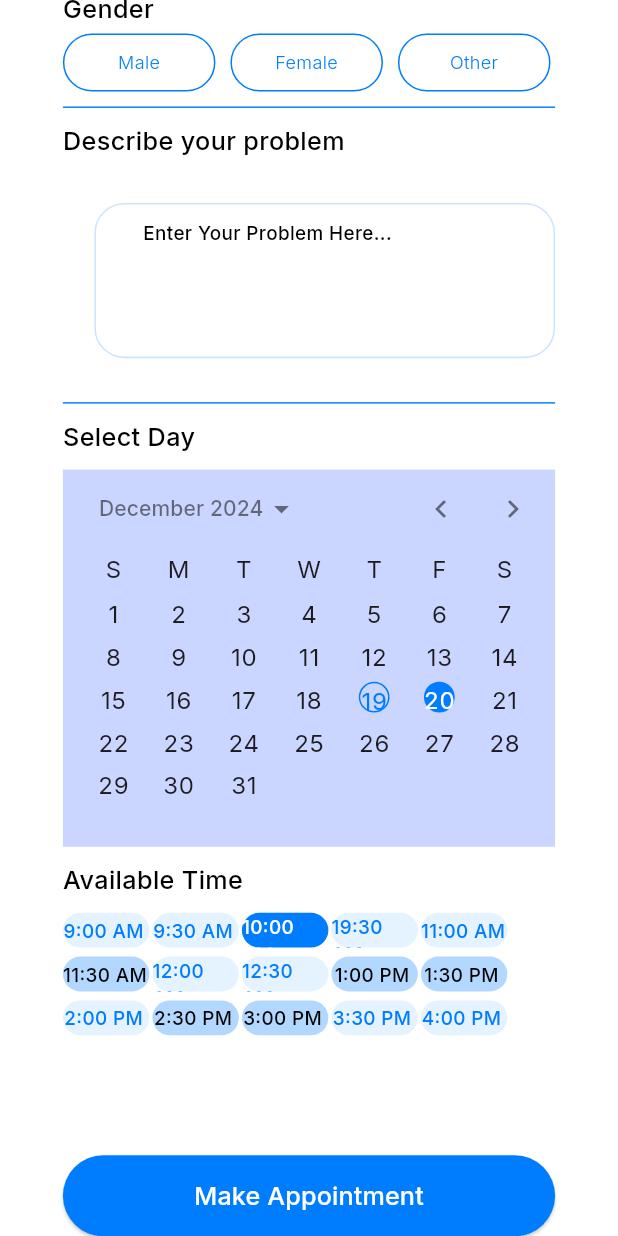
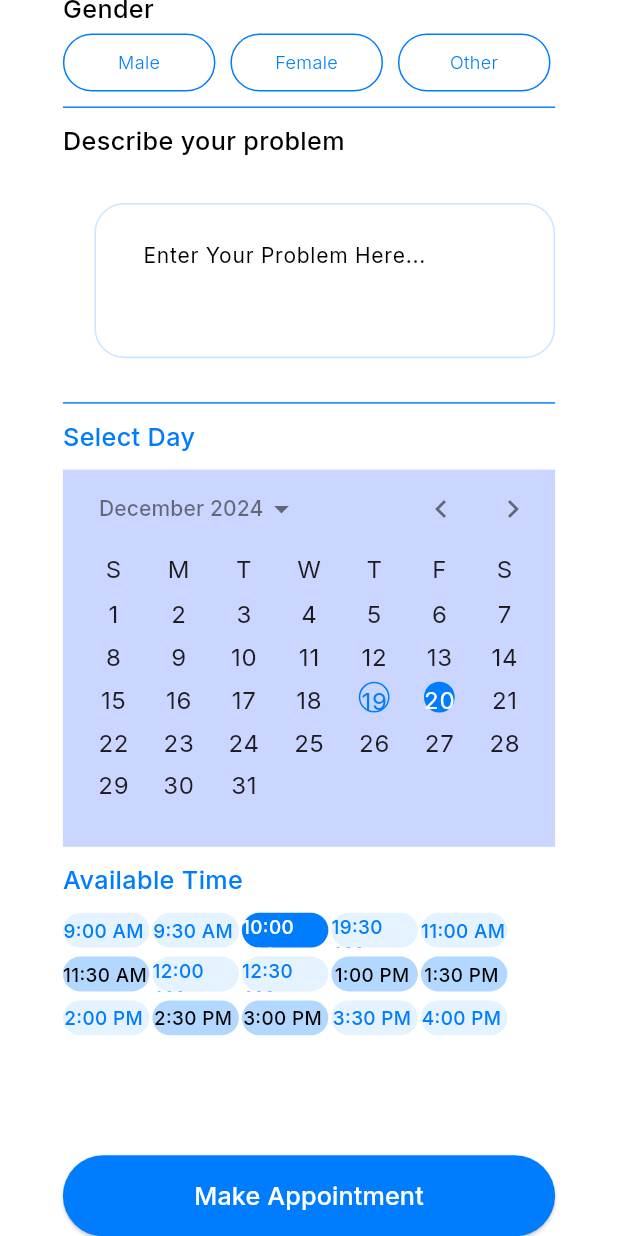
Before and after one commit to safaanwar1122/appointment_app, a Flutter app: the BookAppointmentScreen screen opened directly, scrolled down 909 dp, on a phone screen of 412 x 824 dp. Run offline on Flutter 3.47's test engine with Material 3 defaults, Android fonts, the phone set to English and light mode, and no system bars; drawn by our look-alikes of calendar_date_picker2; our stand-ins replace dotted_line, flutter_screenutil, flutter_svg, get, google_fonts; missing offline and left inert: rich_readmore.

Commit message:
14 commit

```diff
--- /dev/null
+++ b/lib/controllers/text_field_provider.dart
@@ -0,0 +1,10 @@
+import 'package:flutter/material.dart';
+
+class TextFieldProvider extends ChangeNotifier{
+  String userInput="";
+  void updateInput(String value)
+  {
+    userInput=value;
+    notifyListeners();
+  }
+}
--- a/lib/screen/book_appointment_screen.dart
+++ b/lib/screen/book_appointment_screen.dart
@@ -1,6 +1,8 @@
+import 'package:appointment_app/controllers/text_field_provider.dart';
 import 'package:appointment_app/screen/appointmnet_successful_screen.dart';
 import 'package:appointment_app/utils/app_images.dart';
 import 'package:appointment_app/widgets/custom_button.dart';
+import 'package:appointment_app/widgets/custom_text_field.dart';
 import 'package:calendar_date_picker2/calendar_date_picker2.dart';
 import 'package:flutter/material.dart';
 import 'package:flutter_screenutil/flutter_screenutil.dart';
@@ -23,6 +25,7 @@ class BookAppointmentScreen extends StatefulWidget {
 
 class _BookAppointmentScreenState extends State<BookAppointmentScreen> {
   var containerColorProvider;
+  final TextEditingController controller=TextEditingController();
   List<DateTime?> _singleDatePickerValueWithDefaultValue=[
     DateTime.now().add(const Duration(days: 1)),
   ];
@@ -309,7 +312,8 @@ class _BookAppointmentScreenState extends State<BookAppointmentScreen> {
                     fontSize: 16,
                     color: AppColors.black),
                 verticalSpacer(10),
-                Padding(
+                ChangeNotifierProvider(create: (_)=>TextFieldProvider(),
+                child: Padding(
                   padding: EdgeInsets.only(left: 20.w, top: 20.h, bottom: 20.h),
                   child: Container(
                     width: 315.w,
@@ -327,14 +331,34 @@ class _BookAppointmentScreenState extends State<BookAppointmentScreen> {
                         horizontal: 30.w,
                         vertical: 10.h,
                       ),
-                      child: customText(
-                          text: 'Enter Your Problem Here...',
-                          fontWeight: FontWeight.w500,
-                          fontSize: 12,
-                          color: AppColors.black),
+                      child: Consumer<TextFieldProvider>(
+
+                          builder: (context,textFieldProvider,child){
+                            return TextFormField(
+                                controller: controller,
+
+
+                                style: const TextStyle(
+                                decoration: TextDecoration.none,
+                                fontSize: 14,
+                                color: AppColors.black,
+                            ),
+                            decoration: const InputDecoration(
+                            hintText: "Enter Your Problem Here...",
+                            hintStyle: TextStyle(
+                            fontSize: 14,
+                            color: AppColors.black,
+                            ),
+                            border: InputBorder.none,
+                            contentPadding: EdgeInsets.zero,
+                            ));
+
+                          })
                     ),
                   ),
                 ),
+                ),
+
                 verticalSpacer(10),
                 Container(
                   width: double.infinity,
@@ -346,7 +370,7 @@ class _BookAppointmentScreenState extends State<BookAppointmentScreen> {
                     text: 'Select Day',
                     fontWeight: FontWeight.w500,
                     fontSize: 16,
-                    color: AppColors.black),
+                    color: AppColors.blue),
                 verticalSpacer(10),
                 Container(
                   width: 407.w,
@@ -366,7 +390,7 @@ class _BookAppointmentScreenState extends State<BookAppointmentScreen> {
                     text: 'Available Time',
                     fontWeight: FontWeight.w500,
                     fontSize: 16,
-                    color: AppColors.black),
+                    color: AppColors.blue),
                 verticalSpacer(10),
               availableTime(time: '', ),
 
@@ -377,7 +401,8 @@ class _BookAppointmentScreenState extends State<BookAppointmentScreen> {
                       Get.to(() => const AppointmentSuccessfulScreen());
                     },
                     buttonColor: AppColors.blue,
-                    textColor: AppColors.white)
+                    textColor: AppColors.white),
+                verticalSpacer(50),
               ],
             ),
           ),
--- a/lib/utils/providers_path.dart
+++ b/lib/utils/providers_path.dart
@@ -5,6 +5,7 @@ import '../controllers/auth_provider.dart';
 import '../controllers/chat_provider.dart';
 import '../controllers/container_state_provider.dart';
 import '../controllers/notification_card_provider.dart';
+import '../controllers/text_field_provider.dart';
 
 class RegisterAllProviders {
   static get allProvidersList => [
@@ -12,5 +13,6 @@ class RegisterAllProviders {
     ChangeNotifierProvider(create: (_) => ChatProvider()),
     ChangeNotifierProvider(create: (_)=>NotificationCardProviderColor()),
     ChangeNotifierProvider(create: (_)=>ContainerStateProvider(),),
+    ChangeNotifierProvider(create: (_)=>TextFieldProvider()),
   ];
 }
```
